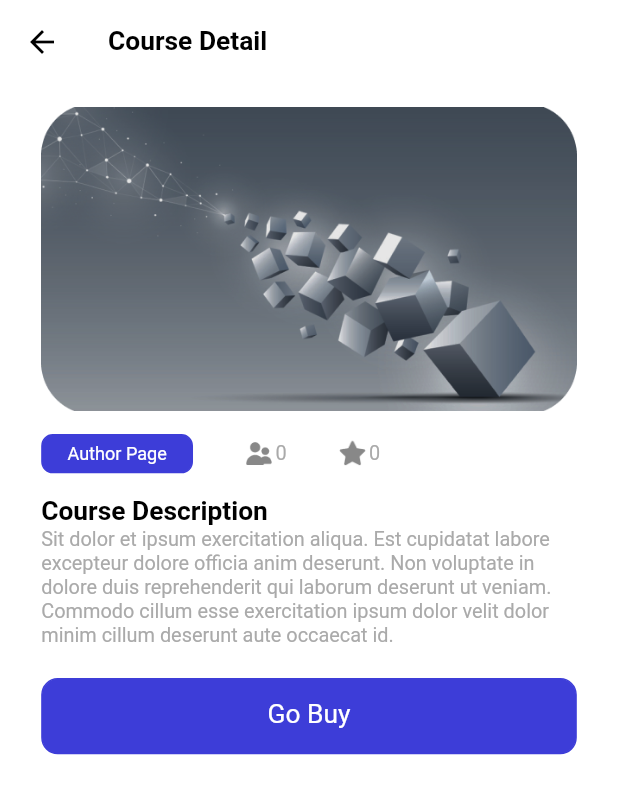
After one commit to JeffersonJefferson-pixel/ulearning_app, a Flutter app: the CourseDetail screen opened by its route, after a tap on "Author Page", on a phone screen of 412 x 824 dp. The commit adds this screen. Shown: the top 794 px of the screen. Run offline on Flutter 3.47's test engine with Material 2 defaults, Android fonts, the phone set to English and light mode, and no system bars; our stand-ins replace cloud_firestore, dio, dots_indicator, firebase_auth, firebase_core, flutter_bloc and 4 more; accounts and stored records are empty; statements that could not run were skipped.

Commit message:
fix state management bug
add bloc observer

add course detail page

```diff
--- a/lib/common/routes/names.dart
+++ b/lib/common/routes/names.dart
@@ -9,4 +9,5 @@ class AppRoutes {
   static const REGISTER = "/register";
   static const HOME_PAGE = "/home_page";
   static const SETTINGS = "/settings";
+  static const COURSE_DETAIL = "/course_detail";
 }
--- a/lib/common/routes/pages.dart
+++ b/lib/common/routes/pages.dart
@@ -4,6 +4,8 @@ import 'package:ulearning_app/common/routes/names.dart';
 import 'package:ulearning_app/global.dart';
 import 'package:ulearning_app/pages/application/application.dart';
 import 'package:ulearning_app/pages/application/bloc/app_bloc.dart';
+import 'package:ulearning_app/pages/course/bloc/course_detail_blocs.dart';
+import 'package:ulearning_app/pages/course/course_detail.dart';
 import 'package:ulearning_app/pages/home/bloc/home_page_blocs.dart';
 import 'package:ulearning_app/pages/home/home_page.dart';
 import 'package:ulearning_app/pages/profile/settings/bloc/setting_blocs.dart';
@@ -59,6 +61,13 @@ class AppPages {
             create: (_) => SettingsBlocs(),
           ),
         ),
+        PageEntity(
+          route: AppRoutes.COURSE_DETAIL,
+          page: const CourseDetail(),
+          bloc: BlocProvider(
+            create: (_) => CourseDetailBlocs(),
+          ),
+        ),
       ];
 
   static List<dynamic> allBlocProviders(BuildContext context) {
--- a/lib/common/widgets/base_text_widget.dart
+++ b/lib/common/widgets/base_text_widget.dart
@@ -4,7 +4,7 @@ import 'package:ulearning_app/common/values/colors.dart';
 
 Widget reusableText(String text,
     {Color color = AppColors.primaryText,
-    int fontSize = 16,
+    double fontSize = 16,
     FontWeight fontWeight = FontWeight.bold}) {
   return Text(
     text,
--- a/lib/global.dart
+++ b/lib/global.dart
@@ -1,5 +1,7 @@
 import 'package:firebase_core/firebase_core.dart';
 import 'package:flutter/material.dart';
+import 'package:flutter_bloc/flutter_bloc.dart';
+import 'package:ulearning_app/common/routes/bloc_observer.dart';
 import 'package:ulearning_app/common/service/storage_service.dart';
 
 class Global {
@@ -7,6 +9,7 @@ class Global {
 
   static Future init() async {
     WidgetsFlutterBinding.ensureInitialized();
+    Bloc.observer = MyGlobalObserver();
     await Firebase.initializeApp();
     storageService = await StorageService().init();
   }
--- /dev/null
+++ b/lib/pages/course/bloc/course_detail_blocs.dart
@@ -0,0 +1,14 @@
+import 'package:flutter_bloc/flutter_bloc.dart';
+import 'package:ulearning_app/pages/course/bloc/course_detail_events.dart';
+import 'package:ulearning_app/pages/course/bloc/course_detail_states.dart';
+
+class CourseDetailBlocs extends Bloc<CourseDetailEvents, CourseDetailStates> {
+  CourseDetailBlocs() : super(const CourseDetailStates()) {
+    on<TriggerCourseDetail>(_triggerCourseDetail);
+  }
+
+  void _triggerCourseDetail(
+      TriggerCourseDetail event, Emitter<CourseDetailStates> emit) {
+    emit(state.copyWith(courseItem: event.courseItem));
+  }
+}
--- /dev/null
+++ b/lib/pages/course/course_detail.dart
@@ -0,0 +1,67 @@
+import 'package:flutter/material.dart';
+import 'package:flutter_screenutil/flutter_screenutil.dart';
+import 'package:ulearning_app/common/values/colors.dart';
+import 'package:ulearning_app/common/widgets/base_text_widget.dart';
+import 'package:ulearning_app/pages/course/widgets/course_detail_widgets.dart';
+
+class CourseDetail extends StatefulWidget {
+  const CourseDetail({super.key});
+
+  @override
+  State<CourseDetail> createState() => _CourseDetailState();
+}
+
+class _CourseDetailState extends State<CourseDetail> {
+  late var id;
+  @override
+  void initState() {
+    super.initState();
+  }
+
+  @override
+  void didChangeDependencies() {
+    super.didChangeDependencies();
+    id = ModalRoute.of(context)!.settings.arguments as Map;
+  }
+
+  @override
+  Widget build(BuildContext context) {
+    return Container(
+      color: AppColors.primaryBackground,
+      child: SafeArea(
+        child: Scaffold(
+          backgroundColor: AppColors.primaryBackground,
+          appBar: buildAppBar(),
+          body: SingleChildScrollView(
+            child: Column(
+              children: [
+                Padding(
+                  padding:
+                      EdgeInsets.symmetric(vertical: 15.h, horizontal: 25.w),
+                  child: Column(
+                      crossAxisAlignment: CrossAxisAlignment.start,
+                      children: [
+                        thumbnail(),
+                        SizedBox(
+                          height: 15.h,
+                        ),
+                        menuView(),
+                        SizedBox(
+                          height: 15.h,
+                        ),
+                        reusableText("Course Description"),
+                        descriptionText(),
+                        SizedBox(
+                          height: 20.h,
+                        ),
+                        buyButton("Go Buy")
+                      ]),
+                )
+              ],
+            ),
+          ),
+        ),
+      ),
+    );
+  }
+}
--- /dev/null
+++ b/lib/pages/course/widgets/course_detail_widgets.dart
@@ -0,0 +1,102 @@
+import 'package:flutter/material.dart';
+import 'package:flutter_screenutil/flutter_screenutil.dart';
+import 'package:ulearning_app/common/values/colors.dart';
+import 'package:ulearning_app/common/widgets/base_text_widget.dart';
+
+AppBar buildAppBar() {
+  return AppBar(
+    title: reusableText("Course Detail"),
+  );
+}
+
+Widget thumbnail() {
+  return Container(
+    width: 325.w,
+    height: 200.h,
+    decoration: const BoxDecoration(
+      image: DecorationImage(
+        fit: BoxFit.fitWidth,
+        image: AssetImage("assets/icons/image_1.png"),
+      ),
+    ),
+  );
+}
+
+Widget menuView() {
+  return SizedBox(
+    width: 325.w,
+    child: Row(
+      children: [
+        GestureDetector(
+          onTap: () {},
+          child: Container(
+            padding: EdgeInsets.symmetric(horizontal: 15.w, vertical: 5.h),
+            decoration: BoxDecoration(
+              color: AppColors.primaryElement,
+              borderRadius: BorderRadius.circular(7.w),
+              border: Border.all(color: AppColors.primaryElement),
+            ),
+            child: reusableText(
+              "Author Page",
+              color: AppColors.primaryElementText,
+              fontWeight: FontWeight.normal,
+              fontSize: 10.sp,
+            ),
+          ),
+        ),
+        _iconAndNum('assets/icons/people.png', 0),
+        _iconAndNum('assets/icons/star.png', 0)
+      ],
+    ),
+  );
+}
+
+Widget _iconAndNum(String iconPath, int num) {
+  return Container(
+    margin: EdgeInsets.only(left: 30.w),
+    child: Row(children: [
+      Image(
+        image: AssetImage(iconPath),
+        width: 20.w,
+        height: 20.h,
+      ),
+      reusableText(
+        num.toString(),
+        color: AppColors.primaryThirdElementText,
+        fontSize: 11.sp,
+        fontWeight: FontWeight.normal,
+      )
+    ]),
+  );
+}
+
+Widget descriptionText() {
+  return reusableText(
+    "Sit dolor et ipsum exercitation aliqua. Est cupidatat labore excepteur dolore officia anim deserunt. Non voluptate in dolore duis reprehenderit qui laborum deserunt ut veniam. Commodo cillum esse exercitation ipsum dolor velit dolor minim cillum deserunt aute occaecat id.",
+    color: AppColors.primaryThirdElementText,
+    fontWeight: FontWeight.normal,
+    fontSize: 11.sp,
+  );
+}
+
+Widget buyButton(String name) {
+  return Container(
+    padding: EdgeInsets.only(top: 13.h),
+    width: 330.w,
+    height: 50.h,
+    decoration: BoxDecoration(
+      color: AppColors.primaryElement,
+      borderRadius: BorderRadius.circular(10.w),
+      border: Border.all(color: AppColors.primaryElement),
+    ),
+    child: Text(
+      name,
+      textAlign: TextAlign.center,
+      style: TextStyle(
+        color: AppColors.primaryElementText,
+        fontSize: 16.sp,
+        fontWeight: FontWeight.normal,
+      ),
+    ),
+  );
+}
--- a/lib/pages/home/bloc/home_page_events.dart
+++ b/lib/pages/home/bloc/home_page_events.dart
@@ -6,7 +6,7 @@ abstract class HomePageEvents {
 
 class HomePageDots extends HomePageEvents {
   final int index;
-  HomePageDots(this.index);
+  const HomePageDots(this.index) : super();
 }
 
 class HomePageCourseItem extends HomePageEvents {
--- a/lib/pages/profile/settings/settings_page.dart
+++ b/lib/pages/profile/settings/settings_page.dart
@@ -6,6 +6,8 @@ import 'package:ulearning_app/common/values/constant.dart';
 import 'package:ulearning_app/global.dart';
 import 'package:ulearning_app/pages/application/bloc/app_bloc.dart';
 import 'package:ulearning_app/pages/application/bloc/app_events.dart';
+import 'package:ulearning_app/pages/home/bloc/home_page_blocs.dart';
+import 'package:ulearning_app/pages/home/bloc/home_page_events.dart';
 import 'package:ulearning_app/pages/profile/settings/bloc/setting_blocs.dart';
 import 'package:ulearning_app/pages/profile/settings/bloc/settings_states.dart';
 import 'package:ulearning_app/pages/profile/settings/widgets/settings_widgets.dart';
@@ -20,6 +22,7 @@ class SettingsPage extends StatefulWidget {
 class _SettingsPageState extends State<SettingsPage> {
   void logoutUser() {
     context.read<AppBloc>().add(const TriggerAppEvent(0));
+    context.read<HomePageBlocs>().add(HomePageDots(0));
     Global.storageService.remove(AppConstants.STORAGE_USER_TOKEN_KEY);
     Global.storageService.remove(AppConstants.STORAGE_USER_PROFILE_KEY);
     Navigator.of(context)
--- a/pubspec.yaml
+++ b/pubspec.yaml
@@ -46,6 +46,7 @@ dependencies:
   shared_preferences: ^2.2.0
   flutter_easyloading: ^3.0.5
   dio: ^5.3.2
+  cached_network_image: ^3.2.3
 
 dev_dependencies:
   flutter_test:
```
Also changed, not shown: lib/common/routes/bloc_observer.dart (added, +28 -0 lines), lib/pages/course/bloc/course_detail_events.dart (added, +10 -0 lines), lib/pages/course/bloc/course_detail_states.dart (added, +11 -0 lines), lib/pages/home/home_controller.dart (+22 -7 lines), lib/pages/home/home_page.dart (+19 -8 lines), lib/pages/sign_in/sign_in_controller.dart (+11 -4 lines), pubspec.lock.
